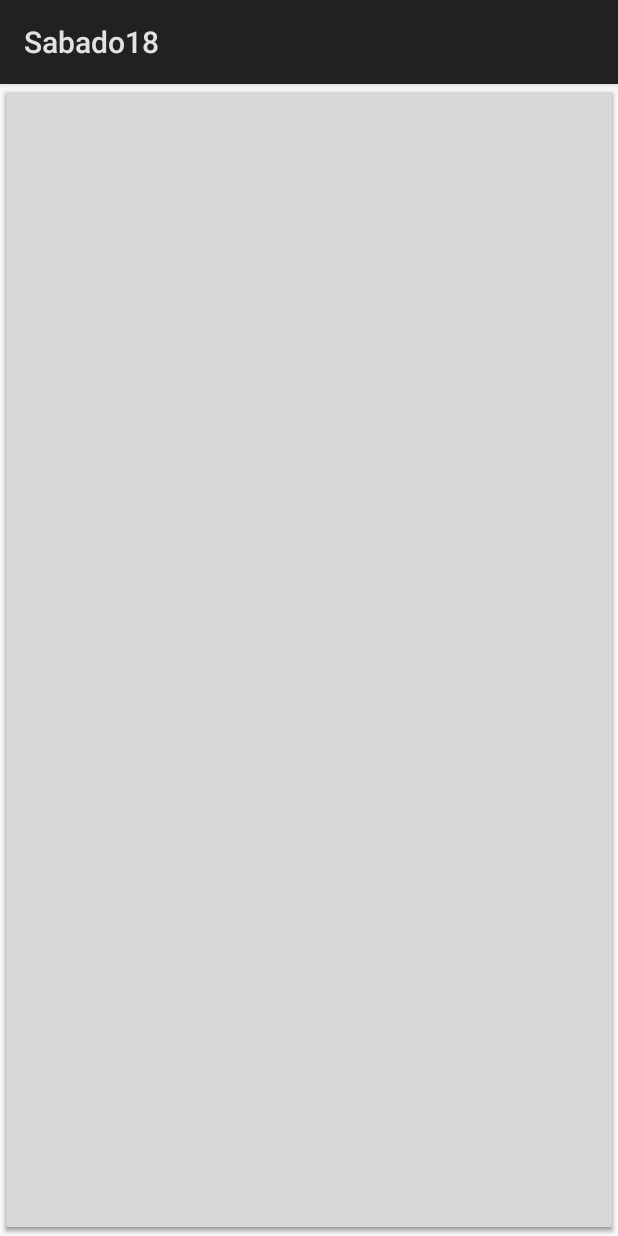
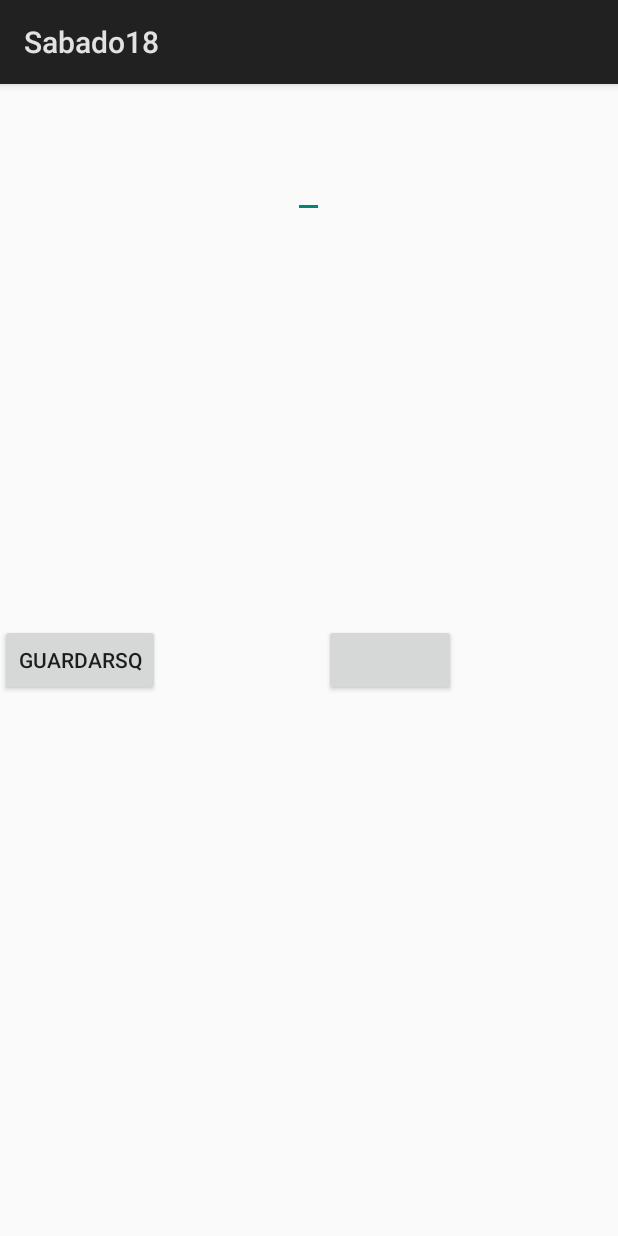
Before and after one commit to vloxomire/Sabado18, an Android app: the TercerActo screen opened directly, with no data from a screen before it, on a phone screen of 412 x 824 dp. Run offline under Robolectric (Android 15) with nearby library versions, the phone set to English and light mode, and no system bars.

```diff
--- a/app/src/main/java/com/beetle/dragon/sabado18/Listeners/ListenerDivision.java
+++ b/app/src/main/java/com/beetle/dragon/sabado18/Listeners/ListenerDivision.java
@@ -18,6 +18,6 @@ public class ListenerDivision implements View.OnClickListener {
         Intent intent = new Intent(context,Resultado.class);
         Integer division = Integer.valueOf(context.getEt1().getText().toString()) % Integer.valueOf(context.getEt2().getText().toString());
         intent.putExtra("Resultado",division);
-        context.st
+        context.startActivity(intent);
     }
 }
--- a/app/src/main/java/com/beetle/dragon/sabado18/Listeners/ListenerMultiplicacion.java
+++ b/app/src/main/java/com/beetle/dragon/sabado18/Listeners/ListenerMultiplicacion.java
@@ -16,5 +16,7 @@ public class ListenerMultiplicacion implements View.OnClickListener {
     public void onClick(View v) {
         Intent intent = new Intent(context, Resultado.class);
         Integer multiplicacion =Integer.valueOf(context.getEt1().getText().toString()) * Integer.valueOf(context.getEt2().getText().toString());
+        intent.putExtra("Resultado",multiplicacion);
+        context.startActivity(intent);
     }
 }
--- a/app/src/main/java/com/beetle/dragon/sabado18/Listeners/ListenerResta.java
+++ b/app/src/main/java/com/beetle/dragon/sabado18/Listeners/ListenerResta.java
@@ -17,5 +17,7 @@ public class ListenerResta implements View.OnClickListener{
     public void onClick(View v) {
         Intent intent = new Intent(context, Resultado.class);
         Integer resta = Integer.valueOf(context.getEt1().getText().toString()) - Integer.valueOf(context.getEt2().getText().toString());
+        intent.putExtra("Resultado",resta);
+        context.startActivity(intent);
     }
 }
--- a/app/src/main/java/com/beetle/dragon/sabado18/Listeners/ListenerSuma.java
+++ b/app/src/main/java/com/beetle/dragon/sabado18/Listeners/ListenerSuma.java
@@ -17,5 +17,7 @@ public class ListenerSuma implements View.OnClickListener {
     public void onClick(View v) {
         Intent intent = new Intent(context,Resultado.class);
         Integer suma = Integer.valueOf(context.getEt1().getText().toString()) + Integer.valueOf(context.getEt2().getText().toString());
+        intent.putExtra("Resultado",suma);
+        context.startActivity(intent);
     }
 }
--- a/app/src/main/res/layout/activity3.xml
+++ b/app/src/main/res/layout/activity3.xml
@@ -4,13 +4,25 @@
     android:layout_width="match_parent"
     android:layout_height="match_parent"
     tools:context=".Interfaz.TercerActo">
+
     <EditText
-        android:layout_width="match_parent"
-        android:layout_height="match_parent" />
+        android:id="@+id/et4"
+        android:layout_width="wrap_content"
+        android:layout_height="wrap_content"
+        android:layout_alignParentTop="true"
+        android:layout_centerHorizontal="true"
+        android:layout_marginTop="44dp" />
+
     <Button
-        android:layout_width="match_parent"
-        android:layout_height="match_parent" />
+        android:layout_width="wrap_content"
+        android:layout_height="wrap_content"
+        android:layout_centerVertical="true"
+        android:text="GuardarSq" />
+
     <Button
-        android:layout_width="match_parent"
-        android:layout_height="match_parent" />
+        android:layout_width="wrap_content"
+        android:layout_height="wrap_content"
+        android:layout_centerVertical="true"
+        android:text=""
+        android:layout_toEndOf="@+id/et4" />
 </RelativeLayout>
```
Also changed, not shown: app/src/main/java/com/beetle/dragon/sabado18/DAO/DaoCalculadora.java (added, +8 -0 lines), app/src/main/java/com/beetle/dragon/sabado18/Interfaz/Sabado18Activity.java (+20 -0 lines), app/src/main/java/com/beetle/dragon/sabado18/Models/Calculadora.java (added, +17 -0 lines).
